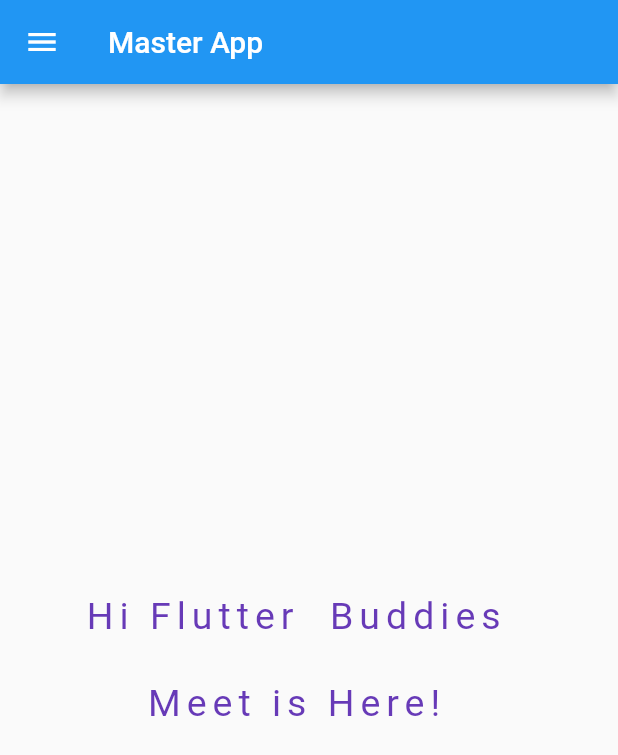
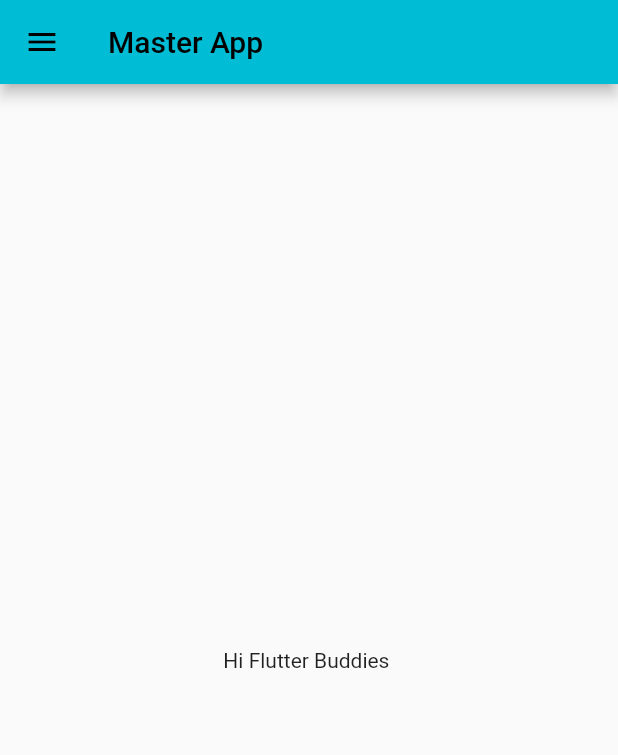
Before and after one commit to meetp06/10dayflutter, a Flutter app: the screen it shows after launch, on a phone screen of 412 x 824 dp. Shown: the top 755 px of the screen. Run offline on Flutter 3.47's test engine with Material 2 defaults, Android fonts, the phone set to English and light mode, and no system bars.

Commit message:
day3 complete

```diff
--- a/lib/main.dart
+++ b/lib/main.dart
@@ -1,5 +1,8 @@
+// ignore_for_file: prefer_const_constructors
+
 import 'package:flutter/material.dart';
-import 'package:masterflutterapp/home_page.dart';
+import 'package:masterflutterapp/pages/home_page.dart';
+import 'package:masterflutterapp/pages/login_page.dart';
 
 void main(List<String> args) {
   runApp(const MyApp());
@@ -15,9 +18,19 @@
 class _MyAppState extends State<MyApp> {
   @override
   Widget build(BuildContext context) {
-    return const MaterialApp(
+    return MaterialApp(
       debugShowCheckedModeBanner: false,
-      home: HomePage(),
+      themeMode: ThemeMode.light,
+      theme: ThemeData(primarySwatch: Colors.cyan),
+      darkTheme: ThemeData(
+        brightness: Brightness.light,
+      ),
+      initialRoute: "/home",
+      routes: {
+        "/": (context) => LoginPage(),
+        "/home": (context) => HomePage(),
+        "/login": (context) => LoginPage(),
+      },
     );
   }
 }
--- a/lib/home_page.dart
+++ b/lib/pages/home_page.dart
@@ -7,23 +7,21 @@
   Widget build(BuildContext context) {
     return Scaffold(
       appBar: AppBar(
-        title: Text(
+        title: const Text(
           "Master App",
-          textAlign: TextAlign.center,
         ),
       ),
       body: Center(
         // ignore: avoid_unnecessary_containers
         child: Container(
           child: const Text(
-            "Hi Flutter  Buddies  \n\n    Meet is Here!",
+            "Hi Flutter Buddies ",
             // ignore: prefer_const_constructors
-            style: TextStyle(
-                color: Colors.deepPurple, fontSize: 25, letterSpacing: 4),
+            style: TextStyle(fontSize: 14),
           ),
         ),
       ),
-      drawer: const  Drawer(),
+      drawer: const Drawer(),
     );
   }
 }
```
Also changed, not shown: lib/pages/login_page.dart (added, +22 -0 lines).
